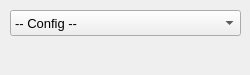
Qt form libs/gui-osg-qt/ACMediaConfigDockWidgetQt.ui (MediaCycle/MediaCycle) before a commit.
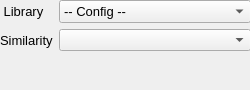
The same form after that commit.

Commit message: New ACDockWidgetsManagerQt with OO-improved ACAbstractDockWidgetQt.

Patch:
```diff
--- a/libs/gui-osg-qt/ACMediaConfigDockWidgetQt.ui
+++ b/libs/gui-osg-qt/ACMediaConfigDockWidgetQt.ui
@@ -7,7 +7,7 @@
     <x>0</x>
     <y>0</y>
     <width>250</width>
-    <height>75</height>
+    <height>90</height>
    </rect>
   </property>
   <property name="sizePolicy">
@@ -19,13 +19,13 @@
   <property name="minimumSize">
    <size>
     <width>250</width>
-    <height>75</height>
+    <height>58</height>
    </size>
   </property>
   <property name="maximumSize">
    <size>
     <width>250</width>
-    <height>75</height>
+    <height>90</height>
    </size>
   </property>
   <property name="baseSize">
@@ -44,14 +44,44 @@
    <string>Media Configuration</string>
   </property>
   <widget class="QWidget" name="dockWidgetContents">
-   <widget class="QComboBox" name="comboDefaultSettings">
+   <property name="sizePolicy">
+    <sizepolicy hsizetype="Minimum" vsizetype="Minimum">
+     <horstretch>0</horstretch>
+     <verstretch>0</verstretch>
+    </sizepolicy>
+   </property>
+   <property name="minimumSize">
+    <size>
+     <width>250</width>
+     <height>32</height>
+    </size>
+   </property>
+   <widget class="QWidget" name="formLayoutWidget">
     <property name="geometry">
      <rect>
-      <x>10</x>
-      <y>10</y>
-      <width>231</width>
-      <height>26</height>
+      <x>0</x>
+      <y>0</y>
+      <width>251</width>
+      <height>61</height>
      </rect>
+    </property>
+    <layout class="QFormLayout" name="formLayout">
+     <property name="fieldGrowthPolicy">
+      <enum>QFormLayout::ExpandingFieldsGrow</enum>
+     </property>
+     <property name="labelAlignment">
+      <set>Qt::AlignLeading|Qt::AlignLeft|Qt::AlignVCenter</set>
+     </property>
+     <property name="formAlignment">
+      <set>Qt::AlignLeading|Qt::AlignLeft|Qt::AlignTop</set>
+     </property>
+     <item row="0" column="1">
+      <widget class="QComboBox" name="comboLibrary">
+       <property name="sizePolicy">
+        <sizepolicy hsizetype="Expanding" vsizetype="Fixed">
+         <horstretch>0</horstretch>
+         <verstretch>0</verstretch>
+        </sizepolicy>
     </property>
     <property name="font">
      <font>
@@ -68,6 +98,43 @@
       <string>Custom</string>
      </property>
     </item>
+      </widget>
+     </item>
+     <item row="1" column="0">
+      <widget class="QLabel" name="labelSimilarity">
+       <property name="font">
+        <font>
+         <pointsize>10</pointsize>
+        </font>
+       </property>
+       <property name="text">
+        <string>Similarity</string>
+       </property>
+      </widget>
+     </item>
+     <item row="1" column="1">
+      <widget class="QComboBox" name="comboSimilarity">
+       <property name="sizePolicy">
+        <sizepolicy hsizetype="Expanding" vsizetype="Fixed">
+         <horstretch>0</horstretch>
+         <verstretch>0</verstretch>
+        </sizepolicy>
+       </property>
+      </widget>
+     </item>
+     <item row="0" column="0">
+      <widget class="QLabel" name="labelLibrary">
+       <property name="font">
+        <font>
+         <pointsize>10</pointsize>
+        </font>
+       </property>
+       <property name="text">
+        <string> Library</string>
+       </property>
+      </widget>
+     </item>
+    </layout>
    </widget>
   </widget>
  </widget>
```
Lines whose indentation alone changed are shown as unchanged. The commit also changes 14 other files.
